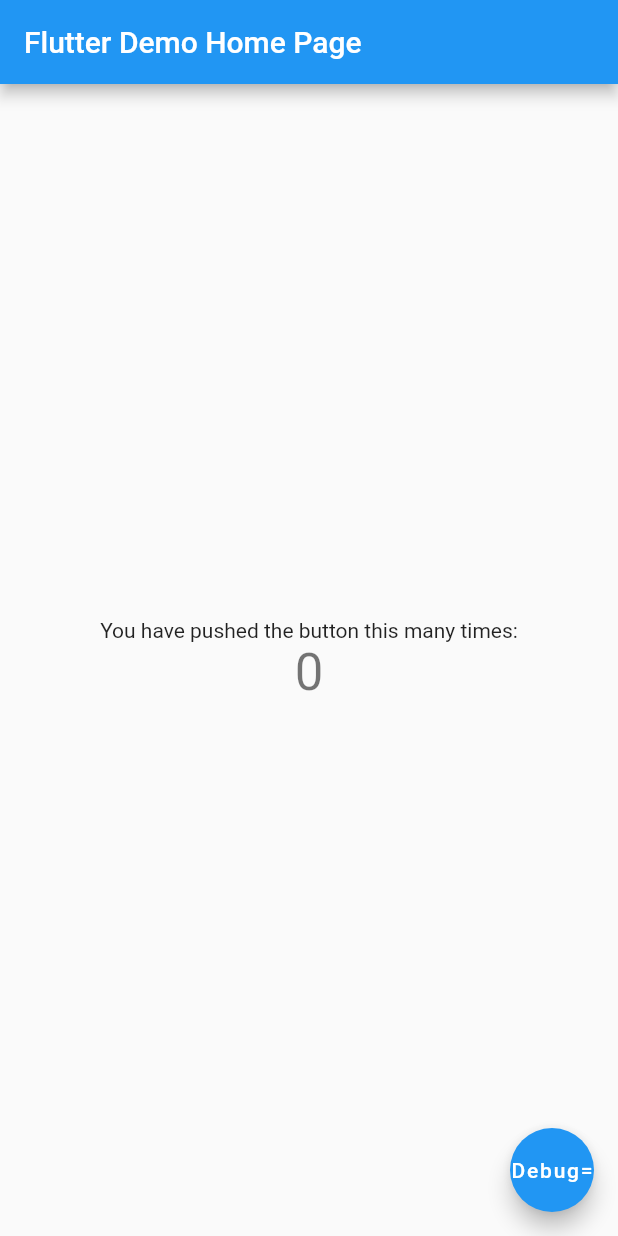
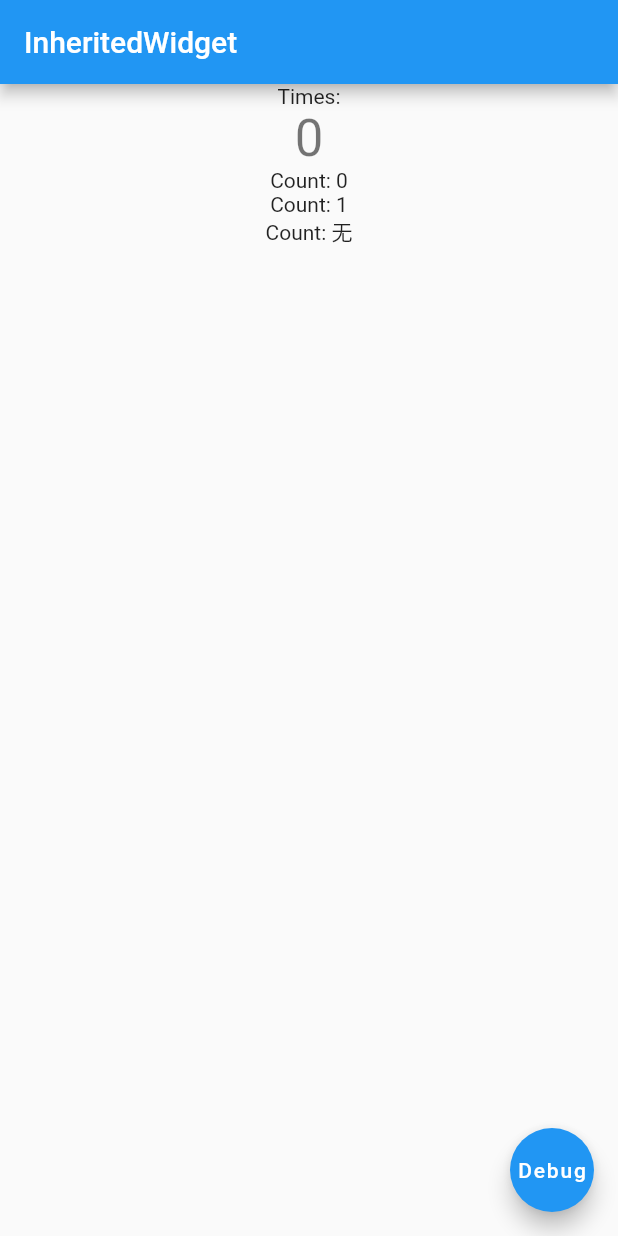
Before and after one commit to rookiegan/wanandroid_flutter, a Flutter app: the screen it shows after launch, on a phone screen of 412 x 824 dp. Run offline on Flutter 3.47's test engine with Material 2 defaults, Android fonts, the phone set to English and light mode, and no system bars; our stand-ins replace bot_toast, convert, dio, flutter_screenutil, retrofit, rxdart; missing offline and left inert: curl_logger_dio_interceptor, mmkv; generated files the repository leaves out were written again.

Commit message:
feat: 添加InheritedWidget Demo代码

```diff
--- a/lib/main.dart
+++ b/lib/main.dart
@@ -1,11 +1,10 @@
 import 'dart:convert';
 
-import 'package:bot_toast/bot_toast.dart';
 
-import 'package:flutter_screenutil/flutter_screenutil.dart';
 import 'package:wanandroid_flutter/net/http/wan/wan_api.dart';
 import 'package:wanandroid_flutter/rk_utils/src/base_dependency.dart';
 import 'dependency.dart';
+import 'modules/_test/inherited_widget/inherited_widget_test_page.dart';
 import 'net/http/wan/common_response.dart';
 
 void main() {
@@ -62,7 +61,8 @@ class MyApp extends StatelessWidget {
               // is not restarted.
               primarySwatch: Colors.blue,
             ),
-            home: MyHomePage(title: 'Flutter Demo Home Page'),
+            // home: MyHomePage(title: 'Flutter Demo Home Page'),
+            home: InheritedWidgetTestPage(),
           );
         });
   }
--- /dev/null
+++ b/lib/modules/_test/inherited_widget/inherited_widget_test_page.dart
@@ -0,0 +1,161 @@
+import 'package:wanandroid_flutter/dependency.dart';
+
+class InheritedWidgetTestPage extends StatefulWidget {
+  InheritedWidgetTestPage({Key? key}) : super(key: key);
+
+  @override
+  _InheritedWidgetTestPageState createState() => _InheritedWidgetTestPageState();
+}
+
+class _InheritedWidgetTestPageState extends State<InheritedWidgetTestPage> {
+  int _counter = 0;
+
+  void _incrementCounter() {
+    setState(() {
+      _counter++;
+    });
+  }
+
+  @override
+  Widget build(BuildContext context) {
+    return Scaffold(
+      appBar: AppBar(
+        title: Text("InheritedWidget"),
+      ),
+      body: Center(
+        child: Column(
+          children: [
+            Text('Times:'),
+            Text(
+              '$_counter',
+              style: Theme.of(context).textTheme.headline4,
+            ),
+
+            /// CountWidget 在InheritedWidget中
+            InheritedState(
+              count: _counter,
+              child: Column(
+                children: [
+                  CountWidget(),
+
+                  /// Count2Widget在InheritedWidget中，但它没有依赖InheritedWidget的数据，
+                  /// 所以Count3Widget的didChangeDependencies不会被调用
+                  Count3Widget(),
+                ],
+              ),
+            ),
+
+            /// Count2Widget 父祖先中InheritedWidget没有改变，
+            /// 所以Count2Widget的didChangeDependencies不会被调用
+            Count2Widget(),
+          ],
+        ),
+      ),
+      floatingActionButton: FloatingActionButton(
+        onPressed: _incrementCounter,
+        child: const Text("Debug"),
+      ),
+    );
+  }
+}
+
+class InheritedState extends InheritedWidget {
+  final int count;
+
+  const InheritedState({
+    Key? key,
+    required this.count,
+    required Widget child,
+  }) : super(key: key, child: child);
+
+  @override
+  bool updateShouldNotify(covariant InheritedState oldWidget) {
+    "updateShouldNotify".d();
+    return count != oldWidget.count;
+  }
+
+  static InheritedState? of(BuildContext buildContext) {
+    return buildContext.dependOnInheritedWidgetOfExactType();
+    // return buildContext.dependOnInheritedWidgetOfExactType<InheritedState>();
+  }
+}
+
+class CountWidget extends StatefulWidget {
+  CountWidget({Key? key}) : super(key: key);
+
+  @override
+  State<CountWidget> createState() {
+    return _CountWidgetState();
+  }
+}
+
+class _CountWidgetState extends State<CountWidget> {
+  @override
+  Widget build(BuildContext context) {
+    "_CountWidgetState build".d();
+
+    return SizedBox(
+      child: Text("Count: ${InheritedState.of(context)?.count ?? "无"}"),
+    );
+  }
+
+  /// 如果build方法中有依赖InheritedWidget的数据，且父或祖线widget中的InheritedWidget发送改变，且updateShouldNotify返回true是会被调用
+  @override
+  void didChangeDependencies() {
+    "_CountWidgetState didChangeDependencies ".d();
+    super.didChangeDependencies();
+  }
+}
+
+class Count2Widget extends StatefulWidget {
+  Count2Widget({Key? key}) : super(key: key);
+
+  @override
+  State<Count2Widget> createState() {
+    return _Count2WidgetState();
+  }
+}
+
+class _Count2WidgetState extends State<Count2Widget> {
+  @override
+  Widget build(BuildContext context) {
+    "_Count2WidgetState build".d();
+
+    return SizedBox(
+      child: Text("Count: ${InheritedState.of(context)?.count ?? "无"}"),
+    );
+  }
+
+  @override
+  void didChangeDependencies() {
+    "_Count2WidgetState didChangeDependencies ".d();
+    super.didChangeDependencies();
+  }
+}
+
+class Count3Widget extends StatefulWidget {
+  Count3Widget({Key? key}) : super(key: key);
+
+  @override
+  State<Count3Widget> createState() {
+    return _Count3WidgetState();
+  }
+}
+
+class _Count3WidgetState extends State<Count3Widget> {
+  @override
+  Widget build(BuildContext context) {
+    "_Count3WidgetState build".d();
+
+    return SizedBox(
+      child: Text("Count: 1"),
+    );
+  }
+
+  /// 如果build方法中有依赖InheritedWidget的数据，且父或祖线widget中的InheritedWidget发送改变，且updateShouldNotify返回true是会被调用
+  @override
+  void didChangeDependencies() {
+    "_Count3WidgetState didChangeDependencies ".d();
+    super.didChangeDependencies();
+  }
+}
```
Also changed, not shown: lib/modules/routers.dart (added).
